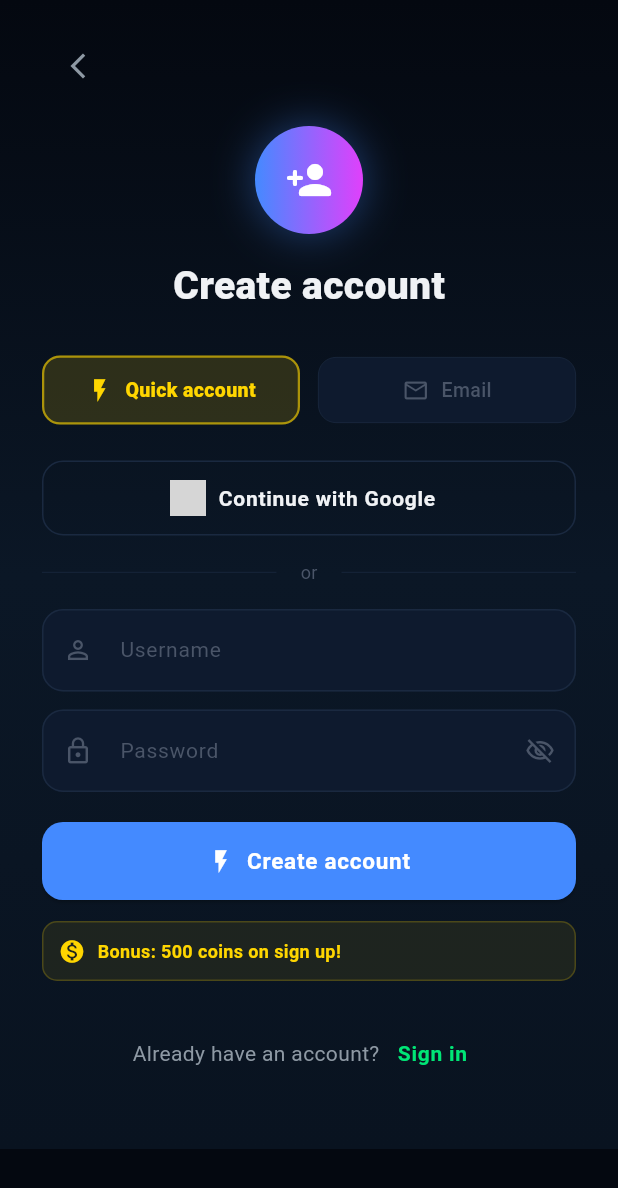
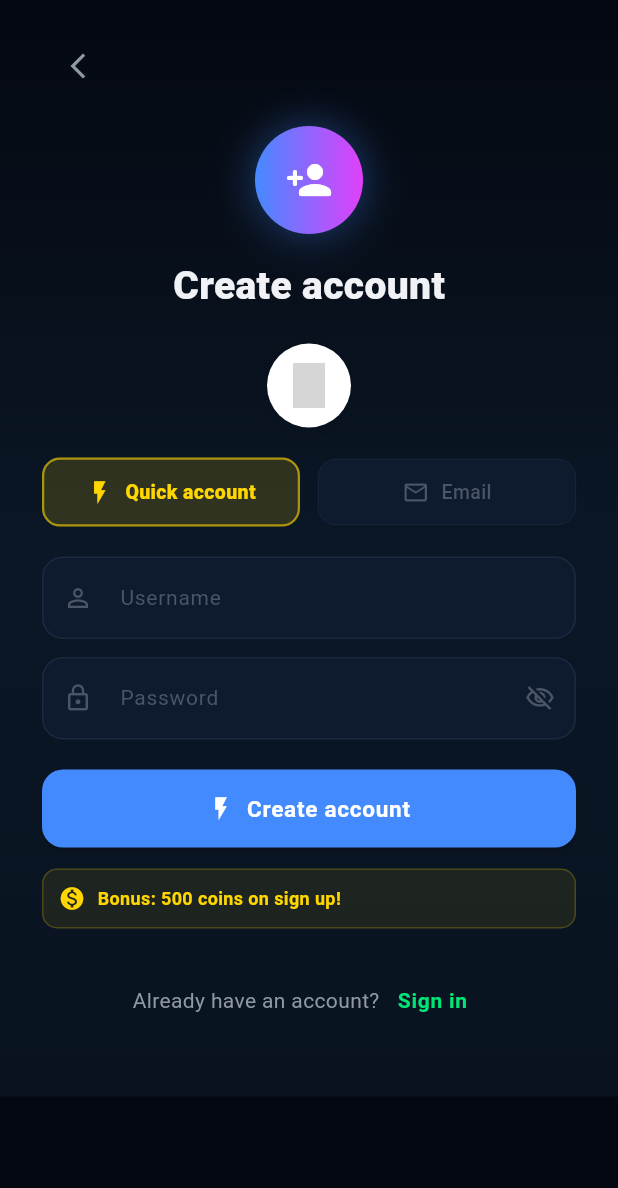
Before and after one commit to Elnyyacenthe/plugbet-web, a Flutter app: the AuthScreen screen opened directly, on a phone screen of 412 x 824 dp. Shown: the top 1188 px of the screen. Run offline on Flutter 3.47's test engine with Material 3 defaults, Android fonts, the phone set to English and light mode, and no system bars; our stand-ins replace cached_network_image, firebase_core, firebase_messaging, flutter_local_notifications, flutter_svg, google_sign_in and 8 more; missing offline and left inert: flame, flame_audio, shorebird_code_push; accounts and stored records are empty; network calls fail; Roboto replaces fonts that are missing (Arial); project files that could hold a hidden picture were left out; grey boxes are pictures that could not be loaded.

Commit message:
Sync: compact round Google icon
Co-Authored-By: Claude Opus 4.6 (1M context) <noreply@anthropic.com>

```diff
--- a/gost_app_web/lib/screens/auth_screen.dart
+++ b/gost_app_web/lib/screens/auth_screen.dart
@@ -104,13 +104,12 @@ class _AuthScreenState extends State<AuthScreen>
                 ),
                 SizedBox(height: 16),
                 _buildHeader(t),
-                SizedBox(height: 28),
+                SizedBox(height: 20),
+                // Google icon rond, en haut a droite du header
+                _buildGoogleButton(t),
+                SizedBox(height: 20),
                 _buildModeSelector(t),
-                SizedBox(height: 24),
-                _buildGoogleButton(t),
-                SizedBox(height: 16),
-                _buildDivider(t),
-                SizedBox(height: 16),
+                SizedBox(height: 20),
                 FadeTransition(
                   opacity: _fadeAnim,
                   child: _buildCredentialForm(t),
@@ -223,42 +222,49 @@ class _AuthScreenState extends State<AuthScreen>
   }
 
   // ════════════════════════════════════════════════════════════
-  // GOOGLE BUTTON
+  // GOOGLE ICON (rond, compact)
   // ════════════════════════════════════════════════════════════
   Widget _buildGoogleButton(AppLocalizations t) {
-    return SizedBox(
-      width: double.infinity,
-      height: 50,
-      child: OutlinedButton.icon(
-        onPressed: _isLoading ? null : _handleGoogleSignIn,
-        style: OutlinedButton.styleFrom(
-          foregroundColor: AppColors.textPrimary,
-          side: BorderSide(color: AppColors.divider),
-          shape:
-              RoundedRectangleBorder(borderRadius: BorderRadius.circular(14)),
+    return Center(
+      child: Material(
+        color: Colors.transparent,
+        child: InkWell(
+          onTap: _isLoading ? null : _handleGoogleSignIn,
+          customBorder: const CircleBorder(),
+          child: Container(
+            width: 56,
+            height: 56,
+            decoration: BoxDecoration(
+              shape: BoxShape.circle,
+              color: Colors.white,
+              boxShadow: [
+                BoxShadow(
+                  color: Colors.black.withValues(alpha: 0.15),
+                  blurRadius: 8,
+                  offset: const Offset(0, 2),
+                ),
+              ],
+            ),
+            child: Center(
+              child: Image.asset(
+                'assets/google_logo.png',
+                width: 28,
+                height: 28,
+                errorBuilder: (_, __, ___) => Text(
+                  'G',
+                  style: TextStyle(
+                    fontSize: 30,
+                    fontWeight: FontWeight.w800,
+                    color: const Color(0xFF4285F4),
+                    fontFamily: 'Arial',
+                    height: 1,
+                  ),
+                ),
+              ),
+            ),
+          ),
         ),
-        icon: Image.asset('assets/google_logo.png',
-            width: 20,
-            height: 20,
-            errorBuilder: (_, __, ___) =>
-                Icon(Icons.g_mobiledata, size: 24, color: Colors.red)),
-        label: Text(t.authGoogleSignIn,
-            style: TextStyle(fontWeight: FontWeight.w600, fontSize: 14)),
       ),
-    );
-  }
-
-  Widget _buildDivider(AppLocalizations t) {
-    return Row(
-      children: [
-        Expanded(child: Divider(color: AppColors.divider)),
-        Padding(
-          padding: EdgeInsets.symmetric(horizontal: 16),
-          child: Text(t.authOr,
-              style: TextStyle(color: AppColors.textMuted, fontSize: 12)),
-        ),
-        Expanded(child: Divider(color: AppColors.divider)),
-      ],
     );
   }
 
```
